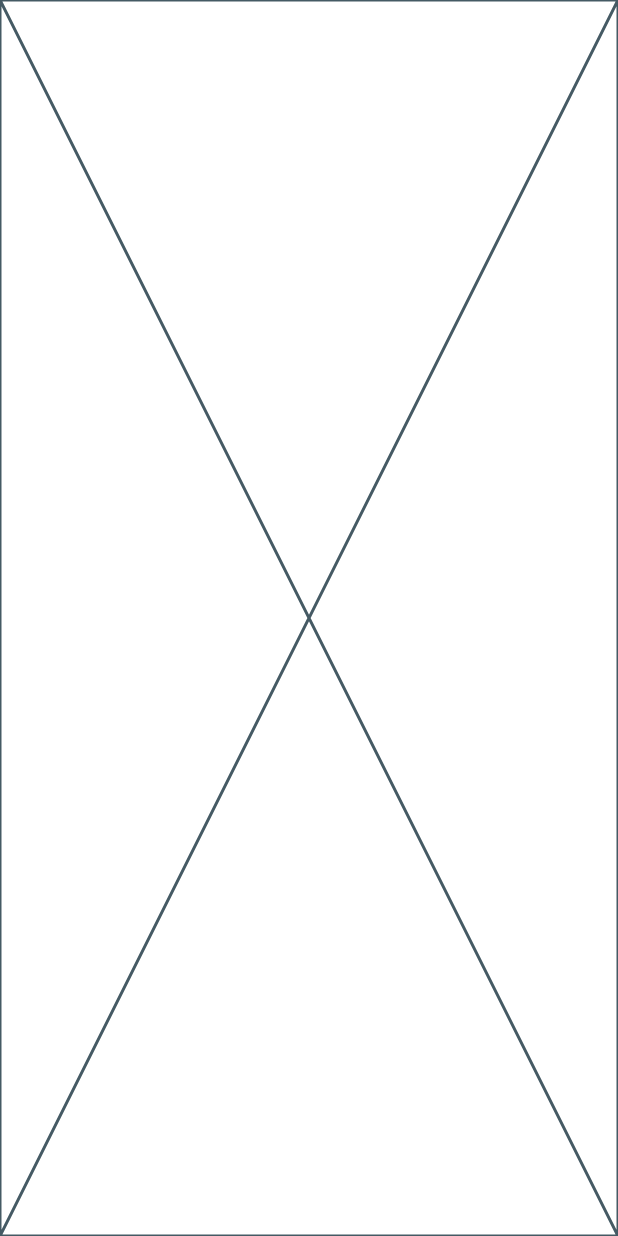
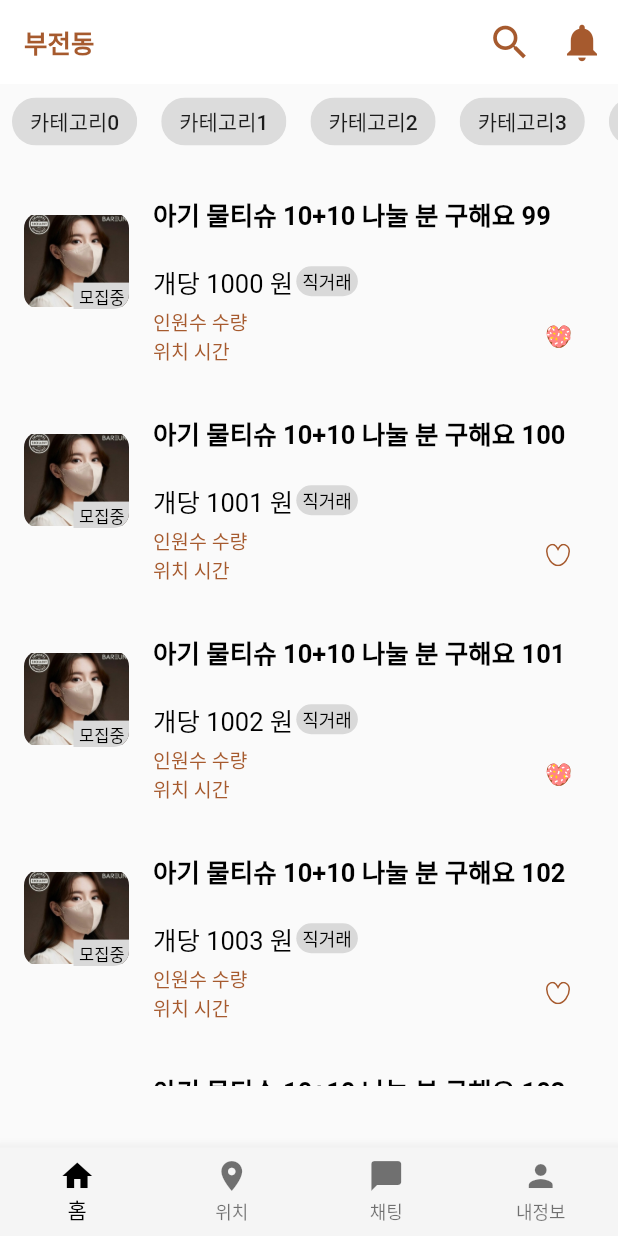
Before and after one commit to S-Sojung/group-buying-frontend, a Flutter app: the screen it shows after launch, on a phone screen of 412 x 824 dp. Run offline on Flutter 3.47's test engine with Material 2 defaults, Android fonts, the phone set to English and light mode, and no system bars; our stand-ins replace dio, flutter_riverpod, flutter_secure_storage, flutter_svg, logger and 1 more; missing offline and left inert: dart:ffi; Roboto replaces fonts that are missing (HallymGothic).

Commit message:
Feat: List Tile 생성

```diff
--- a/lib/core/constants/size.dart
+++ b/lib/core/constants/size.dart
@@ -4,6 +4,10 @@ double getScreenWidth(BuildContext context) {
   return MediaQuery.of(context).size.width;
 }
 
+double getScreenHeigth(BuildContext context){
+  return MediaQuery.of(context).size.height;
+}
+
 double getDrawerWidth(BuildContext context) {
   return getScreenWidth(context) * 0.6;
 }
--- a/lib/core/constants/style.dart
+++ b/lib/core/constants/style.dart
@@ -46,7 +46,7 @@ TextStyle callout({Color mColor = Colors.black}) {
 TextStyle subHead({Color mColor = Colors.black}) {
   return TextStyle(fontSize: 15, fontWeight: FontWeight.bold, color: mColor);
 }
-TextStyle footnote({Color mColor = Colors.black}) {
+TextStyle footnote({Color mColor = donutColorBase}) {
   return TextStyle(fontSize: 13, color: mColor);
 }
 TextStyle caption1({Color mColor = Colors.black}) {
--- a/lib/main.dart
+++ b/lib/main.dart
@@ -1,3 +1,4 @@
+import 'package:donut/core/constants/move.dart';
 import 'package:donut/views/pages/board/home_page/board_home_page.dart';
 import 'package:flutter/material.dart';
 import 'package:flutter_riverpod/flutter_riverpod.dart';
@@ -28,7 +29,7 @@ class MyApp extends ConsumerWidget {
       ),
       debugShowCheckedModeBanner: false,
       // initialRoute: sessionUser.isLogin! ? Move.postHomePage : Move.loginPage,
-      // routes: getRouters(),
+      routes: getRouters(),
       home: BoardHomePage(),
     );
   }
--- a/lib/views/components/donut_button.dart
+++ b/lib/views/components/donut_button.dart
@@ -14,7 +14,7 @@ class DonutButton extends StatelessWidget {
     return ElevatedButton(
       style: ElevatedButton.styleFrom(
         backgroundColor: donutColorBasic,
-        minimumSize: Size(double.infinity,50),
+        minimumSize: Size(double.infinity, 50),
         shape: RoundedRectangleBorder(
           borderRadius: BorderRadius.circular(10),
         ),
--- a/lib/views/components/donut_round_tag.dart
+++ b/lib/views/components/donut_round_tag.dart
@@ -19,14 +19,31 @@ class DonutRoundTag extends StatelessWidget {
   @override
   Widget build(BuildContext context) {
     return Container(
-      height: 20,
       decoration: BoxDecoration(
         color: setColor(code),
         borderRadius: BorderRadius.circular(20),
       ),
-      margin: EdgeInsets.symmetric(vertical: 5,horizontal: 2),
+      margin: EdgeInsets.symmetric(vertical: 0,horizontal: 2),
       padding: EdgeInsets.all(1),
       child: Text(" ${comment} ",style: caption1()
     ),);
   }
 }
+
+class DonutRectTag extends StatelessWidget {
+  final String comment;
+  final String code;
+  const DonutRectTag(this.comment,{this.code="0" ,Key? key}) : super(key: key);
+
+  @override
+  Widget build(BuildContext context) {
+    return Container(
+      decoration: BoxDecoration(
+        color: setColor(code),
+      ),
+      margin: EdgeInsets.symmetric(vertical: 5,horizontal: 2),
+      padding: EdgeInsets.all(1),
+      child: Text(" ${comment} ",style: caption2()
+      ),);
+  }
+}
--- a/lib/views/pages/board/home_page/board_home_page.dart
+++ b/lib/views/pages/board/home_page/board_home_page.dart
@@ -1,10 +1,72 @@
+import 'dart:ffi';
+
+import 'package:donut/core/constants/style.dart';
+import 'package:donut/core/constants/theme.dart';
+import 'package:donut/views/pages/board/home_page/component/board_home_list_page.dart';
+import 'package:donut/views/pages/board/map_page/board_map_page.dart';
+import 'package:donut/views/pages/chat/room_page/chat_room_page.dart';
+import 'package:donut/views/pages/user/detail_page/user_detail_page.dart';
 import 'package:flutter/material.dart';
 
-class BoardHomePage extends StatelessWidget {
+class BoardHomePage extends StatefulWidget {
   const BoardHomePage({Key? key}) : super(key: key);
 
   @override
+  State<BoardHomePage> createState() => _BoardHomePageState();
+}
+
+class _BoardHomePageState extends State<BoardHomePage> {
+  //상태변수
+  int _selectedIndex = 0;
+
+  void changeScreen(int index){
+    setState(() {
+      _selectedIndex = index;
+    });
+  }
+
+  @override
   Widget build(BuildContext context) {
-    return const Placeholder();
+    return Scaffold(
+      appBar: AppBar(
+        elevation: 0,
+        backgroundColor: Colors.white,
+        actionsIconTheme: IconThemeData(color: donutColorBase),
+        title: Text("부전동"),
+        titleTextStyle:TextStyle(fontSize: 17, fontWeight: FontWeight.bold,color: donutColorBase),
+        actions: [
+          IconButton(onPressed: (){}, icon: Icon(Icons.search,size: 30,)),
+          IconButton(onPressed: (){}, icon: Icon(Icons.notifications,size: 30,)),
+        ],
+      ),
+      body: IndexedStack(
+        index: _selectedIndex, //상태변수 세팅
+        children: [
+          BoardHomeListPage(), //스크록
+          BoardMapPage(),
+          ChatRoomPage(), // 스크롤
+          UserDetailPage(),
+        ],
+      ),
+      bottomNavigationBar: BottomNavigationBar(
+          showSelectedLabels: true,
+          showUnselectedLabels: true,
+          type: BottomNavigationBarType.fixed,
+          backgroundColor: Colors.grey[100],
+          selectedItemColor: Colors.black,
+          unselectedItemColor: Colors.black54,
+          onTap: (index) { //상태변수 변경
+            changeScreen(index);
+          },
+          currentIndex: _selectedIndex,//상태변수 매칭
+          items: [
+            // 얘는 IndexedStack에 들어가는 것들을 매칭해주면 됨 : icon은 required지만 label은 필수라고 적혀있지 않지만 필요함
+            BottomNavigationBarItem(icon: Icon(Icons.home),label: "홈"),
+            BottomNavigationBarItem(icon: Icon(Icons.place),label: "위치"),
+            BottomNavigationBarItem(icon: Icon(Icons.chat_bubble),label: "채팅"),
+            BottomNavigationBarItem(icon: Icon(Icons.person),label: "내정보"),
+          ]
+      ),
+    );
   }
 }
--- /dev/null
+++ b/lib/views/pages/board/home_page/component/board_home_list_page.dart
@@ -0,0 +1,53 @@
+import 'package:donut/core/constants/size.dart';
+import 'package:donut/core/constants/style.dart';
+import 'package:donut/core/constants/theme.dart';
+import 'package:donut/views/components/donut_round_tag.dart';
+import 'package:donut/views/pages/board/home_page/component/board_list_tile.dart';
+import 'package:flutter/material.dart';
+import 'package:flutter_svg/flutter_svg.dart';
+
+class BoardHomeListPage extends StatelessWidget {
+  const BoardHomeListPage({Key? key}) : super(key: key);
+
+  @override
+  Widget build(BuildContext context) {
+    return NestedScrollView(
+        headerSliverBuilder: (context, innerBoxIsScrolled) => [
+              SliverToBoxAdapter(
+                child: Container(
+                  height: 50.0,
+                  child: ListView.builder(
+                    scrollDirection: Axis.horizontal,
+                    itemCount: 10, // 선택한 카테고리 갯수
+                    itemBuilder: (context, index) {
+                      // 카테고리 들
+                      return Padding(
+                        padding: const EdgeInsets.symmetric(horizontal: 8.0),
+                        child: FilterChip(
+                            label: Text("카테고리${index}"),
+                            onSelected: (value) {}),
+                      );
+                    },
+                  ),
+                ),
+              )
+            ],
+        body: CustomScrollView(
+          slivers: [
+            SliverToBoxAdapter(
+              child: Container(
+                width: double.infinity,
+                height: getScreenHeigth(context)*0.75,
+                child: ListView.builder(
+                  itemCount: 10, // 선택한 게시글 갯수
+                  itemBuilder: (context, index) {
+                    //게시글 넘겨주기
+                    return BoardListTile(index);
+                  },
+                ),
+              ),
+            ),
+          ],
+        ));
+  }
+}
--- /dev/null
+++ b/lib/views/pages/board/home_page/component/board_list_tile.dart
@@ -0,0 +1,106 @@
+import 'package:donut/core/constants/style.dart';
+import 'package:donut/views/components/donut_round_tag.dart';
+import 'package:flutter/material.dart';
+import 'package:flutter_svg/flutter_svg.dart';
+
+String image(int index) {
+  if (index % 2 == 1) {
+    return "assets/images/regular_heart.svg";
+  } else {
+    return "assets/images/heart_donut.svg";
+  }
+}
+
+class BoardListTile extends StatelessWidget {
+  final int index;
+
+  const BoardListTile(this.index);
+
+  @override
+  Widget build(BuildContext context) {
+    return Container(
+      padding: EdgeInsets.only(top: 20),
+      child: ListTile(
+        onTap: () {
+          // 게시글 클릭하면 게시글 상세보기 만들기
+        },
+        dense: true,
+        isThreeLine: true,
+        visualDensity: VisualDensity(vertical: 4),
+        // to compact
+        leading: ClipRRect(
+          borderRadius: BorderRadius.circular(10),
+          child: Stack(
+            alignment: Alignment(1.2, 1.3),
+            children: [
+              Container(
+                height: 70,
+                width: 70,
+                child: Image.asset("assets/images/testimage.jpg"),
+              ),
+              DonutRectTag("모집중"), // 상태에 따라서 이거 변화
+            ],
+          ),
+        ),
+        title: Container(
+          height: 45,
+          child: Text(
+            "아기 물티슈 10+10 나눌 분 구해요 ${index + 99}",
+            style: headLine(),
+            overflow: TextOverflow.clip,
+            maxLines: 2,
+
+          ),
+        ),
+        subtitle: Column(
+          children: [
+            Row(children: [
+              Text(
+                "개당 100${index} 원",
+                style: bodyText(),
+              ),
+              DonutRoundTag("직거래")
+            ]),
+            Row(
+              children: [
+                Column(
+                  mainAxisAlignment: MainAxisAlignment.spaceBetween,
+                  crossAxisAlignment: CrossAxisAlignment.start,
+                  children: [
+                    Row(children: [
+                      Text(
+                        "인원수 ",
+                        style: footnote(),
+                      ),
+                      Text(
+                        "수량 ",
+                        style: footnote(),
+                      )
+                    ]),
+                    Row(children: [
+                      Text(
+                        "위치 ",
+                        style: footnote(),
+                      ),
+                      Text(
+                        "시간 ",
+                        style: footnote(),
+                      ),
+                    ]),
+                  ],
+                ),
+                Spacer(),
+                IconButton(
+                  // isSelected: ,
+                  // iconSize: 0,
+                  onPressed: () {},
+                  icon: SvgPicture.asset(image(index)),
+                )
+              ],
+            ),
+          ],
+        ),
+      ),
+    );
+  }
+}
--- a/lib/views/pages/board/map_page/board_map_page.dart
+++ b/lib/views/pages/board/map_page/board_map_page.dart
@@ -1,3 +1,5 @@
+import 'package:donut/views/components/donut_button.dart';
+import 'package:donut/views/components/donut_round_tag.dart';
 import 'package:flutter/material.dart';
 
 class BoardMapPage extends StatelessWidget {
@@ -5,6 +7,13 @@ class BoardMapPage extends StatelessWidget {
 
   @override
   Widget build(BuildContext context) {
-    return const Placeholder();
+    return Column(
+      children: [
+        Container(
+          child: Align(alignment:Alignment.center ,child: Text("위치 지도 나오는 화면"))
+        ),
+
+      ],
+    );
   }
 }
--- a/lib/views/pages/chat/room_page/chat_room_page.dart
+++ b/lib/views/pages/chat/room_page/chat_room_page.dart
@@ -5,6 +5,6 @@ class ChatRoomPage extends StatelessWidget {
 
   @override
   Widget build(BuildContext context) {
-    return const Placeholder();
+    return Align(alignment: Alignment.center,child: Text("채팅룸"));
   }
 }
--- a/lib/views/pages/user/detail_page/user_detail_page.dart
+++ b/lib/views/pages/user/detail_page/user_detail_page.dart
@@ -5,6 +5,8 @@ class UserDetailPage extends StatelessWidget {
 
   @override
   Widget build(BuildContext context) {
-    return const Placeholder();
+    return Container(
+        child: Align(alignment:Alignment.center ,child: Text("내 정보 화면 "))
+    );
   }
 }
```
Also changed, not shown: assets/images/regular_heart.svg (added), assets/images/testimage.jpg (added).
